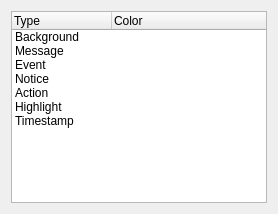
Qt form examples/desktop/src/wizard/colorswizardpage.ui (communi/communi-desktop) before a commit.
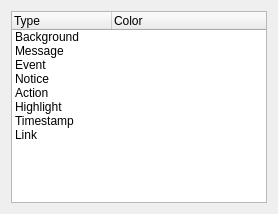
The same form after that commit. Custom widgets are drawn as their Qt base class.

Commit message: desktop ex: add link color setting

```diff
--- a/examples/desktop/src/wizard/colorswizardpage.ui
+++ b/examples/desktop/src/wizard/colorswizardpage.ui
@@ -89,6 +89,14 @@
        <set>ItemIsSelectable|ItemIsEditable|ItemIsEnabled</set>
       </property>
      </item>
+     <item>
+      <property name="text">
+       <string>Link</string>
+      </property>
+      <property name="flags">
+       <set>ItemIsSelectable|ItemIsEditable|ItemIsEnabled</set>
+      </property>
+     </item>
     </widget>
    </item>
   </layout>
```
The commit also changes 4 other files.
